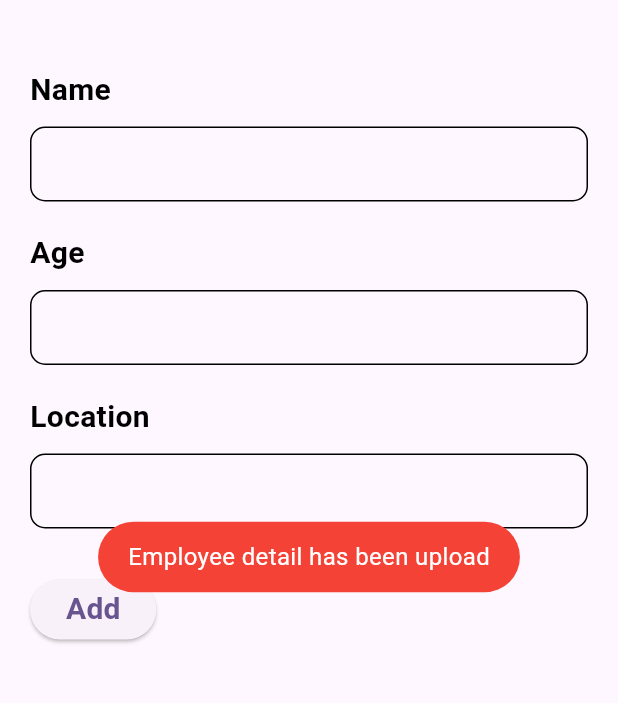
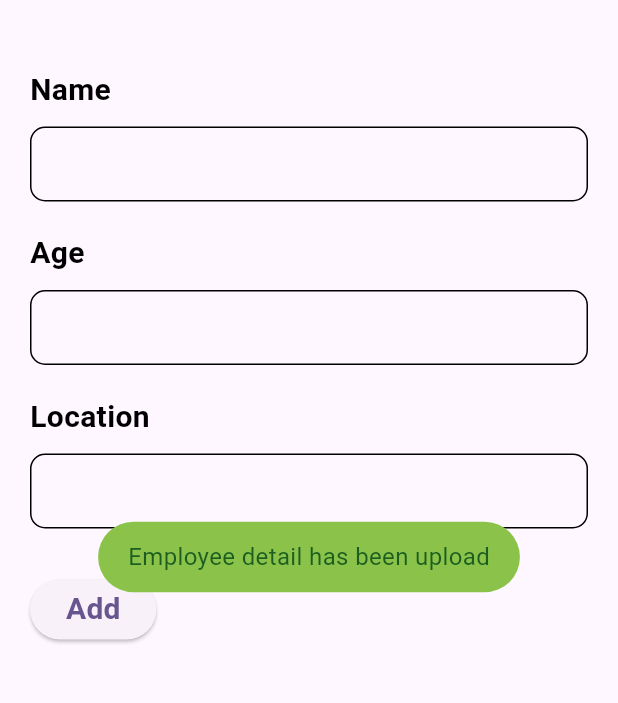
Before and after one commit to llatifah99/employee_flutter_crud, a Flutter app: the Employee screen opened directly, after a tap on "Add", on a phone screen of 412 x 824 dp, the part 61-764 px from its top. Run offline on Flutter 3.47's test engine with Material 3 defaults, Android fonts, the phone set to English and light mode, and no system bars; our stand-ins replace cloud_firestore, firebase_core, fluttertoast, random_string; accounts and stored records are empty.

Commit message:
fix code

```diff
--- a/lib/main.dart
+++ b/lib/main.dart
@@ -3,6 +3,7 @@ import 'package:flutter/material.dart';
 import 'package:firebase_core/firebase_core.dart';
 
 void main() async {
+  // menyalakan firebase
   WidgetsFlutterBinding.ensureInitialized();
   await Firebase.initializeApp();
   runApp(const MyApp());
--- a/lib/pages/employee.dart
+++ b/lib/pages/employee.dart
@@ -113,7 +113,7 @@ class _EmployeeState extends State<Employee> {
               onPressed: () async {
                 String Id = randomAlphaNumeric(10);
                 Map<String, dynamic> employeeInfoMap = {
-                  "Name:": nameController.text,
+                  "Name": nameController.text,
                   "Age": ageController.text,
                   "Id": Id,
                   "Location": locationController.text,
@@ -126,8 +126,8 @@ class _EmployeeState extends State<Employee> {
                         toastLength: Toast.LENGTH_SHORT,
                         gravity: ToastGravity.CENTER,
                         timeInSecForIosWeb: 1,
-                        backgroundColor: Colors.red,
-                        textColor: Colors.white,
+                        backgroundColor: Colors.lightGreen,
+                        textColor: Colors.green[900],
                         fontSize: 16.0,
                       );
                     });
--- a/lib/service/database.dart
+++ b/lib/service/database.dart
@@ -1,13 +1,17 @@
 import 'package:cloud_firestore/cloud_firestore.dart';
 
+// simpan data ke firebase
 class DatabaseMethods {
   Future addEmployeeDetails(
     Map<String, dynamic> employeeInfoMap,
     String id,
   ) async {
     return await FirebaseFirestore.instance
+        // buat folder Employee di firebase
         .collection("Employee")
+        // buat file baru dengan Id random
         .doc(id)
+        // isi file
         .set(employeeInfoMap);
   }
 }
```
